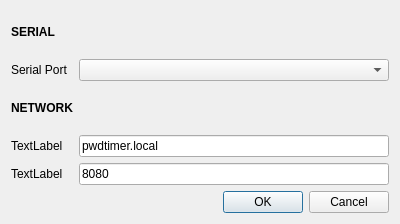
Old version of the form Python/commdialog.ui in the repository jpswensen/SunnysidePWDTimer.
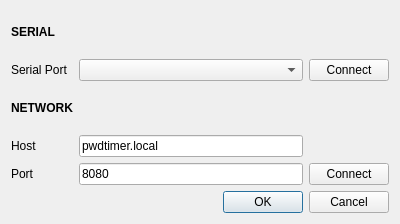
New version of the form.

Commit message: The comm dialog is now working pretty well. I think I need to add a lot more robustness to checking for loss of communications, but it is working.

```diff
--- a/Python/commdialog.ui
+++ b/Python/commdialog.ui
@@ -16,10 +16,27 @@
   <layout class="QGridLayout" name="gridLayout_2">
    <item row="0" column="0">
     <layout class="QGridLayout" name="gridLayout">
-     <item row="3" column="1">
-      <widget class="QLineEdit" name="lineEdit">
+     <item row="1" column="1">
+      <widget class="QComboBox" name="portComboBox"/>
+     </item>
+     <item row="3" column="0">
+      <widget class="QLabel" name="label_3">
        <property name="text">
-        <string>pwdtimer.local</string>
+        <string>Host</string>
+       </property>
+      </widget>
+     </item>
+     <item row="4" column="0">
+      <widget class="QLabel" name="label_4">
+       <property name="text">
+        <string>Port</string>
+       </property>
+      </widget>
+     </item>
+     <item row="1" column="0">
+      <widget class="QLabel" name="serialRowLabel">
+       <property name="text">
+        <string>Serial Port</string>
        </property>
       </widget>
      </item>
@@ -36,6 +53,13 @@
        </property>
       </widget>
      </item>
+     <item row="3" column="1">
+      <widget class="QLineEdit" name="hostLineEdit">
+       <property name="text">
+        <string>pwdtimer.local</string>
+       </property>
+      </widget>
+     </item>
      <item row="2" column="0">
       <widget class="QLabel" name="label_2">
        <property name="font">
@@ -49,30 +73,6 @@
        </property>
       </widget>
      </item>
-     <item row="4" column="0">
-      <widget class="QLabel" name="label_4">
-       <property name="text">
-        <string>TextLabel</string>
-       </property>
-      </widget>
-     </item>
-     <item row="1" column="0">
-      <widget class="QLabel" name="serialRowLabel">
-       <property name="text">
-        <string>Serial Port</string>
-       </property>
-      </widget>
-     </item>
-     <item row="1" column="1">
-      <widget class="QComboBox" name="portComboBox"/>
-     </item>
-     <item row="3" column="0">
-      <widget class="QLabel" name="label_3">
-       <property name="text">
-        <string>TextLabel</string>
-       </property>
-      </widget>
-     </item>
      <item row="4" column="1">
       <widget class="QLineEdit" name="lineEdit_2">
        <property name="text">
@@ -80,6 +80,20 @@
        </property>
       </widget>
      </item>
+     <item row="1" column="2">
+      <widget class="QPushButton" name="serialConnectButton">
+       <property name="text">
+        <string>Connect</string>
+       </property>
+      </widget>
+     </item>
+     <item row="4" column="2">
+      <widget class="QPushButton" name="networkConnectButton">
+       <property name="text">
+        <string>Connect</string>
+       </property>
+      </widget>
+     </item>
     </layout>
    </item>
    <item row="1" column="0">
```
Left out of the diff: 22 changed lines with no effect on the pictures. The commit also changes 3 other files.
